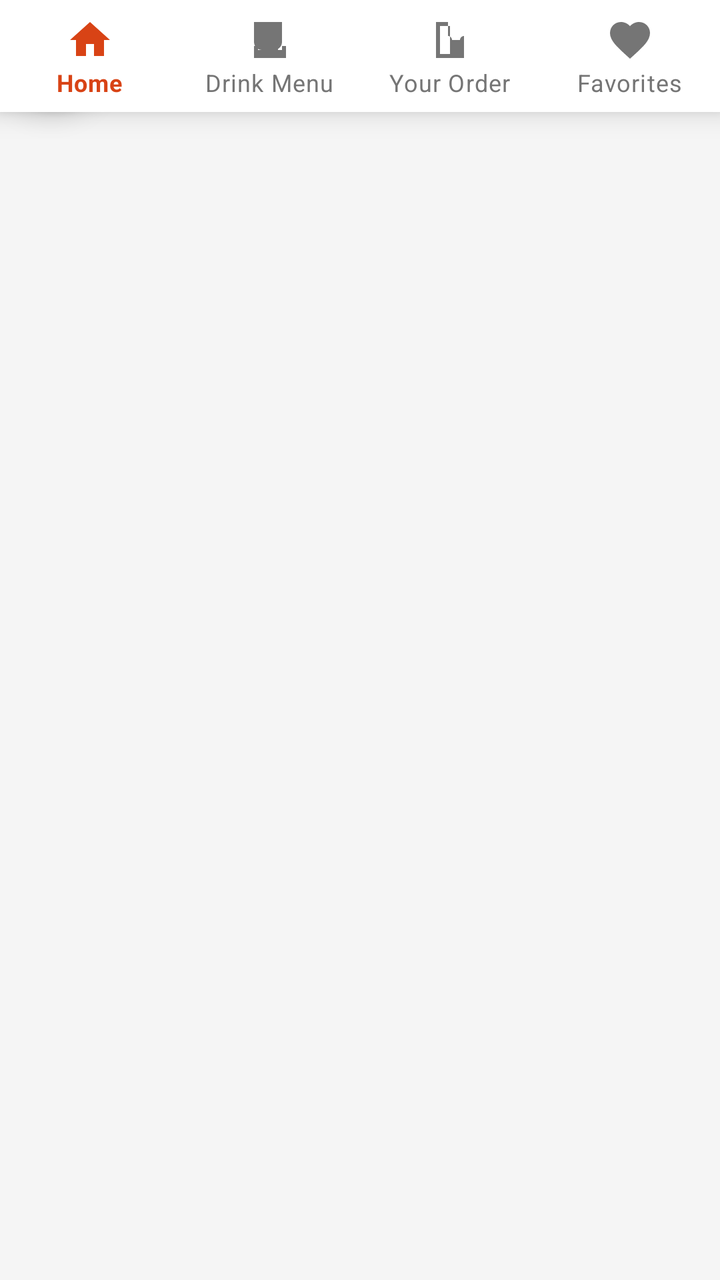
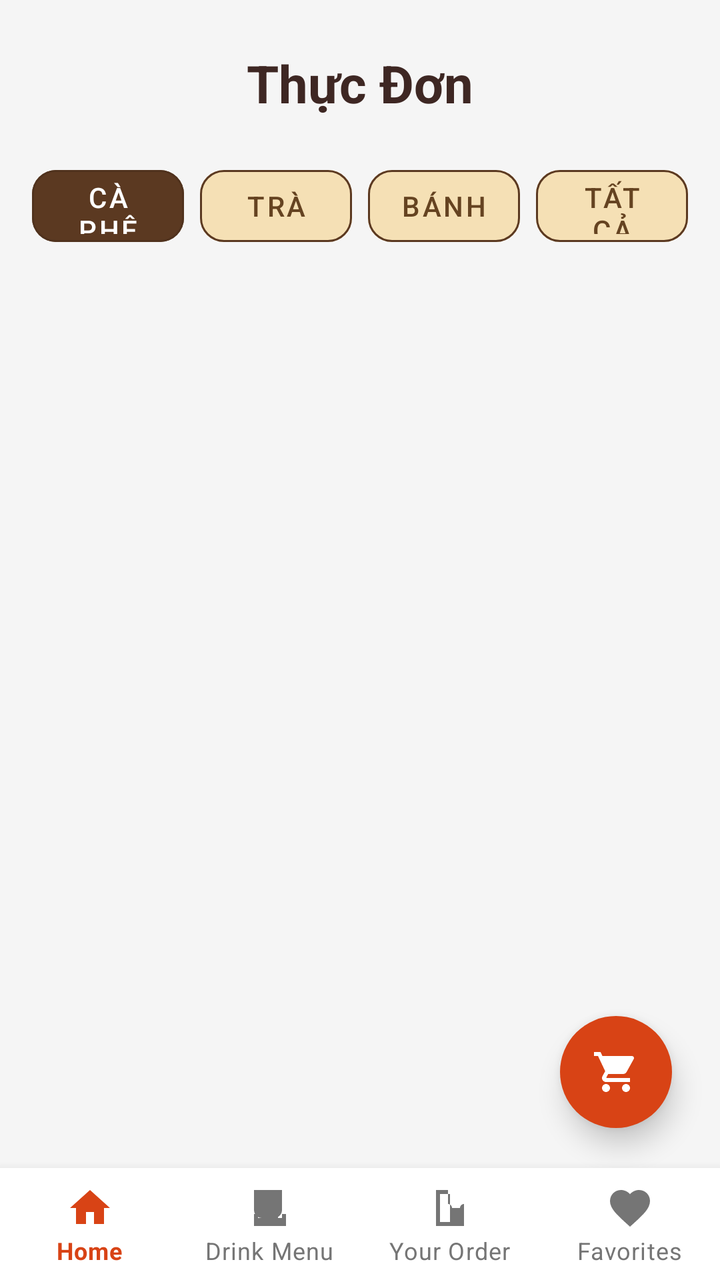

Before-and-after screenshots of an Android layout around one commit, followed by the original layout XML and the change that was made.
<!-- AndroidManifest.xml: application theme Theme.CoffeeShop -->
<!-- res/layout/activity_drink_menu.xml -->
<?xml version="1.0" encoding="utf-8"?>
<androidx.constraintlayout.widget.ConstraintLayout xmlns:android="http://schemas.android.com/apk/res/android"
    xmlns:app="http://schemas.android.com/apk/res-auto"
    xmlns:tools="http://schemas.android.com/tools"
    android:layout_width="match_parent"
    android:layout_height="match_parent"
    android:background="#F5F5F5"
    tools:context=".ui.activity.DrinkMenuActivity">

    
    <TextView
        android:id="@+id/tvTitle"
        android:layout_width="wrap_content"
        android:layout_height="wrap_content"
        android:text="Thực Đơn"
        android:textSize="26sp"
        android:textStyle="bold"
        android:textColor="#3E2723"
        android:layout_marginTop="24dp"
        app:layout_constraintTop_toTop_of="parent"
        app:layout_constraintStart_toStart_of="parent"
        app:layout_constraintEnd_toEnd_of="parent"
        tools:ignore="MissingConstraints" />

    
    <LinearLayout
        android:id="@+id/filterLayout"
        android:layout_width="0dp"
        android:layout_height="wrap_content"
        android:orientation="horizontal"
        android:gravity="center"
        android:paddingHorizontal="12dp"
        android:layout_marginTop="16dp"
        app:layout_constraintTop_toBottom_of="@id/tvTitle"
        app:layout_constraintStart_toStart_of="parent"
        app:layout_constraintEnd_toEnd_of="parent"
        tools:ignore="MissingConstraints">

        <com.google.android.material.button.MaterialButton
            android:id="@+id/btnCoffee"
            style="@style/Widget.MaterialComponents.Button.OutlinedButton"
            android:layout_width="0dp"
            android:layout_height="48dp"
            android:layout_weight="1"
            android:text="Cà phê"
            android:textColor="@color/white"
            android:backgroundTint="@color/brown"
            app:cornerRadius="12dp"
            android:layout_margin="4dp" />

        <com.google.android.material.button.MaterialButton
            android:id="@+id/btnTea"
            style="@style/Widget.MaterialComponents.Button.OutlinedButton"
            android:layout_width="0dp"
            android:layout_height="48dp"
            android:layout_weight="1"
            android:text="Trà"
            android:textColor="@color/dark_brown"
            android:backgroundTint="@color/backgroundLight"
            app:strokeColor="@color/brown"
            app:cornerRadius="12dp"
            android:layout_margin="4dp" />

        <com.google.android.material.button.MaterialButton
            android:id="@+id/btnCake"
            style="@style/Widget.MaterialComponents.Button.OutlinedButton"
            android:layout_width="0dp"
            android:layout_height="48dp"
            android:layout_weight="1"
            android:text="Bánh"
            android:textColor="@color/dark_brown"
            android:backgroundTint="@color/backgroundLight"
            app:strokeColor="@color/brown"
            app:cornerRadius="12dp"
            android:layout_margin="4dp" />

        <com.google.android.material.button.MaterialButton
            android:id="@+id/btnOthers"
            style="@style/Widget.MaterialComponents.Button.OutlinedButton"
            android:layout_width="0dp"
            android:layout_height="48dp"
            android:layout_weight="1"
            android:text="Tất cả"
            android:textColor="@color/dark_brown"
            android:backgroundTint="@color/backgroundLight"
            app:strokeColor="@color/brown"
            app:cornerRadius="12dp"
            android:layout_margin="4dp" />
    </LinearLayout>

    
    <androidx.recyclerview.widget.RecyclerView
        android:id="@+id/recyclerViewMenu"
        android:layout_width="0dp"
        android:layout_height="0dp"
        android:padding="8dp"
        android:clipToPadding="false"
        android:background="#F5F5F5"
        app:layout_constraintTop_toBottom_of="@id/filterLayout"
        app:layout_constraintBottom_toTop_of="@id/bottom_navigation_drink_menu"
        app:layout_constraintStart_toStart_of="parent"
        app:layout_constraintEnd_toEnd_of="parent"
        tools:listitem="@layout/item_drink_card"
        tools:ignore="MissingConstraints" />

    
    <com.google.android.material.floatingactionbutton.FloatingActionButton
        android:id="@+id/fabAddOrder1"
        android:layout_width="wrap_content"
        android:layout_height="wrap_content"
        android:src="@drawable/ic_cart"
        app:tint="@android:color/white"
        app:backgroundTint="#D84315"
        app:borderWidth="0dp"
        app:elevation="8dp"
        app:layout_constraintEnd_toEnd_of="parent"
        app:layout_constraintBottom_toTop_of="@id/bottom_navigation_drink_menu"
        android:layout_marginEnd="24dp"
        android:layout_marginBottom="20dp"
        tools:ignore="MissingConstraints" />

    
    <com.google.android.material.bottomnavigation.BottomNavigationView
        android:id="@+id/bottom_navigation_drink_menu"
        android:layout_width="0dp"
        android:layout_height="wrap_content"
        android:background="#FFFFFF"
        app:itemIconTint="@color/bottom_nav_colors"
        app:itemTextColor="@color/bottom_nav_colors"
        app:itemRippleColor="@android:color/transparent"
        app:labelVisibilityMode="labeled"
        app:menu="@menu/bottom_nav_menu"
        app:layout_constraintBottom_toBottom_of="parent"
        app:layout_constraintStart_toStart_of="parent"
        app:layout_constraintEnd_toEnd_of="parent"
        tools:ignore="MissingConstraints" />

</androidx.constraintlayout.widget.ConstraintLayout>
<!-- res/layout/item_drink_card.xml (included above) -->
<?xml version="1.0" encoding="utf-8"?>
<androidx.cardview.widget.CardView xmlns:android="http://schemas.android.com/apk/res/android"
    xmlns:app="http://schemas.android.com/apk/res-auto"
    android:layout_width="match_parent"
    android:layout_height="220dp"
    android:layout_margin="8dp"
    app:cardCornerRadius="16dp"
    app:cardElevation="6dp">

    <LinearLayout
        android:layout_width="match_parent"
        android:layout_height="match_parent"
        android:orientation="vertical"
        android:background="#FFFFFF">

        <ImageView
            android:id="@+id/ivDrinkImage"
            android:layout_width="match_parent"
            android:layout_height="0dp"
            android:layout_weight="1"
            android:scaleType="centerCrop"
            android:src="@drawable/placeholder_coffee"
            android:contentDescription="Hình món" />

        <LinearLayout
            android:layout_width="match_parent"
            android:layout_height="wrap_content"
            android:orientation="vertical"
            android:padding="12dp">

            <TextView
                android:id="@+id/tvDrinkName"
                android:layout_width="wrap_content"
                android:layout_height="wrap_content"
                android:text="Cà phê Sữa Đá"
                android:textSize="16sp"
                android:textStyle="bold"
                android:textColor="#3E2723"
                android:maxLines="2"
                android:ellipsize="end"/>

            <TextView
                android:id="@+id/tvDrinkPrice"
                android:layout_width="wrap_content"
                android:layout_height="wrap_content"
                android:text="29.000đ"
                android:textSize="16sp"
                android:textStyle="bold"
                android:textColor="#D84315"
                android:layout_marginTop="4dp"/>
        </LinearLayout>
    </LinearLayout>
</androidx.cardview.widget.CardView>
<!-- resources referenced by this layout -->
<resources>
  <color name="backgroundLight">#F5E0B5</color>
  <color name="brown">#5B3921</color>
  <color name="dark_brown">#654321</color>
  <color name="white">#FFFFFFFF</color>
  <!-- drawable ic_cart (drawable) -->
  <?xml version="1.0" encoding="utf-8"?>
  <vector xmlns:android="http://schemas.android.com/apk/res/android"
      android:width="24dp"
      android:height="24dp"
      android:viewportWidth="24"
      android:viewportHeight="24">
  
      
      <path
          android:fillColor="#FFFFFF"
          android:pathData="M7,18c-1.1,0 -1.99,0.9 -1.99,2S5.9,22 7,22s2,-0.9 2,-2s-0.9,-2 -2,-2zM1,2v2h2l3.6,7.59l-1.35,2.45c-0.16,0.28 -0.25,0.61 -0.25,0.96c0,1.1 0.9,2 2,2h12v-2L7.42,15c-0.14,0 -0.25,-0.11 -0.25,-0.25l0.03,-0.12L8.1,13h7.45c0.75,0 1.41,-0.41 1.75,-1.03l3.58,-6.49c0.08,-0.14 0.12,-0.31 0.12,-0.48c0,-0.55 -0.45,-1 -1,-1H5.21l-0.94,-2L1,2zM17,18c-1.1,0 -1.99,0.9 -1.99,2s0.89,2 1.99,2s2,-0.9 2,-2s-0.9,-2 -2,-2z" />
  
  </vector>
  <!-- drawable placeholder_coffee: vector/xml drawable (drawable, 2079 chars, omitted) -->
  <style name="Theme.CoffeeShop" parent="Theme.MaterialComponents.Light.NoActionBar">
          
          <item name="colorPrimary">@color/light_brown_primary</item>
          <item name="colorPrimaryVariant">@color/light_brown_primary_variant</item>
          <item name="colorOnPrimary">@color/white</item>
          
          <item name="colorSecondary">@color/teal_200</item>
          <item name="colorSecondaryVariant">@color/teal_700</item>
          <item name="colorOnSecondary">@color/black</item>
          
          <item name="android:statusBarColor">?attr/colorPrimaryVariant</item>
          
      </style>
  <color name="light_brown_primary">#D2B48C</color>
  <color name="light_brown_primary_variant">#C0A080</color>
  <color name="teal_200">#FF03DAC5</color>
  <color name="teal_700">#FF018786</color>
  <color name="black">#FF000000</color>
</resources>

<!-- the commit's change to res/layout/activity_drink_menu.xml (unified diff, before → after) -->
@@ -17,9 +17,9 @@
         android:textStyle="bold"
         android:textColor="#3E2723"
         android:layout_marginTop="24dp"
-        app:layout_constraintTop_toTop_of="parent"
-        app:layout_constraintStart_toStart_of="parent"
-        app:layout_constraintEnd_toEnd_of="parent"
+        app:layout_constraintTop_toTopOf="parent"
+        app:layout_constraintStart_toStartOf="parent"
+        app:layout_constraintEnd_toEndOf="parent"
         tools:ignore="MissingConstraints" />
 
     
@@ -31,9 +31,9 @@
         android:gravity="center"
         android:paddingHorizontal="12dp"
         android:layout_marginTop="16dp"
-        app:layout_constraintTop_toBottom_of="@id/tvTitle"
-        app:layout_constraintStart_toStart_of="parent"
-        app:layout_constraintEnd_toEnd_of="parent"
+        app:layout_constraintTop_toBottomOf="@id/tvTitle"
+        app:layout_constraintStart_toStartOf="parent"
+        app:layout_constraintEnd_toEndOf="parent"
         tools:ignore="MissingConstraints">
 
         <com.google.android.material.button.MaterialButton
@@ -96,10 +96,10 @@
         android:padding="8dp"
         android:clipToPadding="false"
         android:background="#F5F5F5"
-        app:layout_constraintTop_toBottom_of="@id/filterLayout"
-        app:layout_constraintBottom_toTop_of="@id/bottom_navigation_drink_menu"
-        app:layout_constraintStart_toStart_of="parent"
-        app:layout_constraintEnd_toEnd_of="parent"
+        app:layout_constraintTop_toBottomOf="@id/filterLayout"
+        app:layout_constraintBottom_toTopOf="@id/bottom_navigation_drink_menu"
+        app:layout_constraintStart_toStartOf="parent"
+        app:layout_constraintEnd_toEndOf="parent"
         tools:listitem="@layout/item_drink_card"
         tools:ignore="MissingConstraints" />
 
@@ -113,8 +113,8 @@
         app:backgroundTint="#D84315"
         app:borderWidth="0dp"
         app:elevation="8dp"
-        app:layout_constraintEnd_toEnd_of="parent"
-        app:layout_constraintBottom_toTop_of="@id/bottom_navigation_drink_menu"
+        app:layout_constraintEnd_toEndOf="parent"
+        app:layout_constraintBottom_toTopOf="@id/bottom_navigation_drink_menu"
         android:layout_marginEnd="24dp"
         android:layout_marginBottom="20dp"
         tools:ignore="MissingConstraints" />
@@ -130,9 +130,9 @@
         app:itemRippleColor="@android:color/transparent"
         app:labelVisibilityMode="labeled"
         app:menu="@menu/bottom_nav_menu"
-        app:layout_constraintBottom_toBottom_of="parent"
-        app:layout_constraintStart_toStart_of="parent"
-        app:layout_constraintEnd_toEnd_of="parent"
+        app:layout_constraintBottom_toBottomOf="parent"
+        app:layout_constraintStart_toStartOf="parent"
+        app:layout_constraintEnd_toEndOf="parent"
         tools:ignore="MissingConstraints" />
 
 </androidx.constraintlayout.widget.ConstraintLayout>
